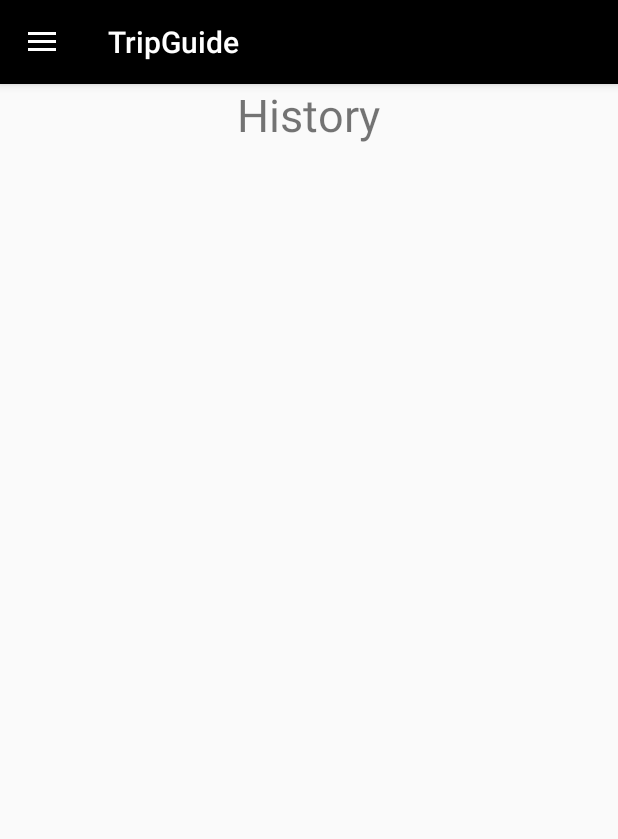
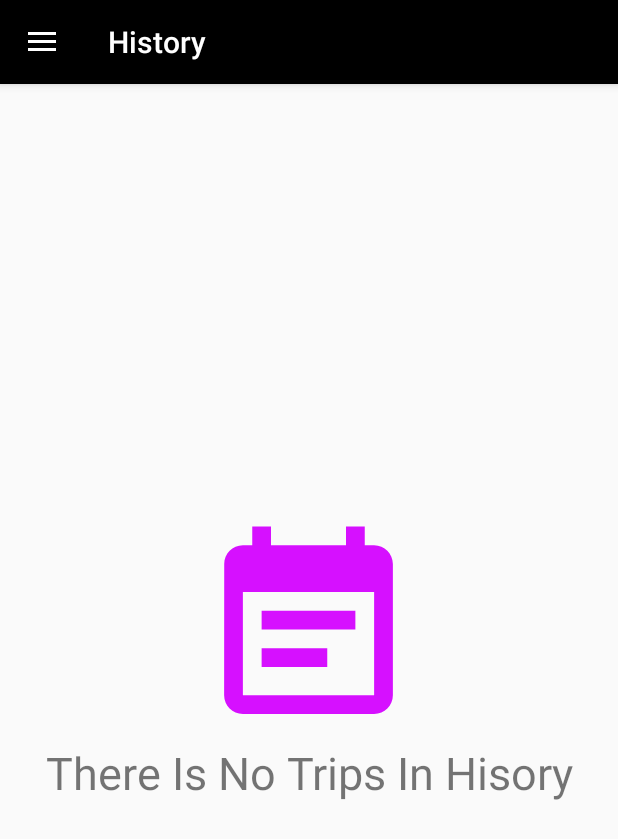
Before and after one commit to mahmoudfouadbadwy/TripGuide, an Android app: the screen it shows after launch once a user with an empty profile is signed in (Home), in the side drawer, after a tap on "History", on a phone screen of 412 x 824 dp. Shown: the top 839 px of the screen. Run offline under Robolectric (Android 15) with nearby library versions, the phone set to English and light mode, and no system bars; our stand-ins replace Firebase (no records; nobody signed in at launch, a user with empty details on screens opened directly).

Commit message:
history v1

```diff
--- a/app/src/main/java/com/iti/intake40/tripguide/home/HistoryFragment.java
+++ b/app/src/main/java/com/iti/intake40/tripguide/home/HistoryFragment.java
@@ -1,21 +1,117 @@
 package com.iti.intake40.tripguide.home;
 
+import android.content.Context;
 import android.os.Bundle;
 import android.view.LayoutInflater;
 import android.view.View;
 import android.view.ViewGroup;
+import android.widget.LinearLayout;
 
 import androidx.annotation.NonNull;
 import androidx.annotation.Nullable;
 import androidx.fragment.app.Fragment;
+import androidx.recyclerview.widget.LinearLayoutManager;
+import androidx.recyclerview.widget.RecyclerView;
 
+import com.google.firebase.auth.FirebaseAuth;
+import com.google.firebase.database.DataSnapshot;
+import com.google.firebase.database.DatabaseError;
+import com.google.firebase.database.DatabaseReference;
+import com.google.firebase.database.FirebaseDatabase;
+import com.google.firebase.database.ValueEventListener;
 import com.iti.intake40.tripguide.R;
+import com.iti.intake40.tripguide.model.Trip;
+
+import java.util.ArrayList;
 
 public class HistoryFragment extends Fragment {
+    private Context _context;
+    private RecyclerView historyRecycle;
+    private RecyclerView.LayoutManager manager;
+    private View view;
+    private ArrayList<Trip> trips;
+    private DatabaseReference mTripReference;
+    private Trip trip;
+    private ValueEventListener tripListener;
+    private LinearLayout noTrips;
 
     @Nullable
     @Override
     public View onCreateView(@NonNull LayoutInflater inflater, @Nullable ViewGroup container, @Nullable Bundle savedInstanceState) {
-        return inflater.inflate(R.layout.fragment_history,container,false);
+        view= inflater.inflate(R.layout.fragment_history,container,false);
+        setViews();
+        getReference();
+        loadTrips();
+        return view;
     }
+
+    public Context get_context() {
+        return _context;
+    }
+
+    public void set_context(Context _context) {
+        this._context = _context;
+    }
+
+    @Override
+    public void onStart() {
+        super.onStart();
+        configureVisibility();
+    }
+
+    private  void setViews()
+    {
+        trips = new ArrayList<>();
+        historyRecycle = view.findViewById(R.id.history_recycle);
+        manager = new LinearLayoutManager(get_context());
+        historyRecycle.setLayoutManager(manager);
+        historyRecycle.setAdapter(new HistoryAdapter(get_context(),trips));
+        noTrips = view.findViewById(R.id.noHistoryTrips);
+    }
+
+    private void getReference()
+    {
+        mTripReference = FirebaseDatabase.getInstance().getReference("TripGuide")
+                .child(FirebaseAuth.getInstance().getCurrentUser().getUid());
+    }
+
+    private void loadTrips()
+    {
+        tripListener = new ValueEventListener() {
+            @Override
+            public void onDataChange(@NonNull DataSnapshot dataSnapshot) {
+                if (dataSnapshot.getChildren()!=null) {
+                    trips.clear();
+                    for (DataSnapshot data : dataSnapshot.getChildren()) {
+                        trip = data.getValue(Trip.class);
+                        if(!trip.getStatus().equalsIgnoreCase("UpComing")) {
+                            trip.setKey(data.getKey());
+                            trips.add(trip);
+                        }
+                    }
+                }
+                configureVisibility();
+            }
+            @Override
+            public void onCancelled(@NonNull DatabaseError databaseError) {
+
+            }
+        };
+        mTripReference.addValueEventListener(tripListener);
+    }
+
+    private void configureVisibility()
+    {
+        if (trips.size()>0)
+        {
+            historyRecycle.setAdapter(new HistoryAdapter(getContext(),trips));
+            noTrips.setVisibility(View.INVISIBLE);
+            historyRecycle.setVisibility(View.VISIBLE);
+        }
+        else {
+            historyRecycle.setVisibility(View.INVISIBLE);
+            noTrips.setVisibility(View.VISIBLE);
+        }
+    }
+
 }
--- a/app/src/main/java/com/iti/intake40/tripguide/home/Home.java
+++ b/app/src/main/java/com/iti/intake40/tripguide/home/Home.java
@@ -45,6 +45,7 @@ public class Home extends AppCompatActivity implements NavigationView.OnNavigati
     private Intent loginIntent;
     private Intent notificationIntent;
     private UpComingFragment upComingFragment;
+    private HistoryFragment historyFragment;
     // notification
     private final String CHANNEL_ID = "personal_notification";
     private final int NOTIFICATION_ID = 001;
@@ -68,6 +69,7 @@ public class Home extends AppCompatActivity implements NavigationView.OnNavigati
             getSupportFragmentManager().beginTransaction().replace(R.id.fragment_container,
                     upComingFragment).commit();
             navigationView.setCheckedItem(R.id.nav_upComming);
+            setTitle("Upcoming Trips");
         }
         // setEmail
         if (userIntent != null) {
@@ -114,10 +116,14 @@ public class Home extends AppCompatActivity implements NavigationView.OnNavigati
                 upComingFragment.set_context(this);
                 getSupportFragmentManager().beginTransaction().replace(R.id.fragment_container,
                         upComingFragment).commit();
+                setTitle("Upcoming Trips");
                 break;
             case R.id.nav_history:
+                historyFragment = new HistoryFragment();
+                historyFragment.set_context(this);
                 getSupportFragmentManager().beginTransaction().replace(R.id.fragment_container,
-                        new HistoryFragment()).commit();
+                        historyFragment).commit();
+               setTitle("History");
                 break;
             case R.id.nav_logOut:
                 logOut();
--- a/app/src/main/java/com/iti/intake40/tripguide/home/UpComingFragment.java
+++ b/app/src/main/java/com/iti/intake40/tripguide/home/UpComingFragment.java
@@ -32,6 +32,11 @@ public class UpComingFragment extends Fragment implements View.OnClickListener {
     private View view;
     private FloatingActionButton floatingActionButton;
     private Context _context;
+    private Intent addTripIntent;
+    private DatabaseReference mTripReference;
+    private ArrayList<Trip> trips;
+    private Trip trip;
+    private ValueEventListener tripListener;
 
     public Context get_context() {
         return _context;
@@ -41,11 +46,6 @@ public class UpComingFragment extends Fragment implements View.OnClickListener {
         this._context = _context;
     }
 
-    private Intent addTripIntent;
-    private DatabaseReference mTripReference;
-    private ArrayList<Trip> trips;
-    private Trip trip;
-    private ValueEventListener tripListener;
     @Nullable
     @Override
     public View onCreateView(@NonNull LayoutInflater inflater, @Nullable ViewGroup container, @Nullable Bundle savedInstanceState) {
@@ -76,7 +76,7 @@ public class UpComingFragment extends Fragment implements View.OnClickListener {
         recyclerView = view.findViewById(R.id.Trips_RecycleView);
         manager = new  LinearLayoutManager(getContext());
         recyclerView.setLayoutManager(manager);
-        recyclerView.setAdapter(new RecycleAdapter(getContext(),trips));
+        recyclerView.setAdapter(new UpcomingAdapter(getContext(),trips));
         floatingActionButton = view.findViewById(R.id.floatingActionButton);
         floatingActionButton.setOnClickListener(this);
         noTrips = view.findViewById(R.id.No_Trips_Layout);
@@ -120,7 +120,7 @@ public class UpComingFragment extends Fragment implements View.OnClickListener {
     {
         if (trips.size()>0)
         {
-            recyclerView.setAdapter(new RecycleAdapter(getContext(),trips));
+            recyclerView.setAdapter(new UpcomingAdapter(getContext(),trips));
             noTrips.setVisibility(View.INVISIBLE);
             recyclerView.setVisibility(View.VISIBLE);
         }
--- a/app/src/main/java/com/iti/intake40/tripguide/home/RecycleAdapter.java
+++ b/app/src/main/java/com/iti/intake40/tripguide/home/UpcomingAdapter.java
@@ -29,7 +29,7 @@ import com.iti.intake40.tripguide.model.Trip;
 import java.util.ArrayList;
 import java.util.List;
 
-public class RecycleAdapter extends RecyclerView.Adapter<RecycleAdapter.ViewHolder> implements PopupMenu.OnMenuItemClickListener {
+public class UpcomingAdapter extends RecyclerView.Adapter<UpcomingAdapter.ViewHolder> implements PopupMenu.OnMenuItemClickListener {
     View view;
     Context _context;
     List<Trip> trips;
@@ -47,7 +47,7 @@ public class RecycleAdapter extends RecyclerView.Adapter<RecycleAdapter.ViewHold
     AlertDialog.Builder builder;
     Intent editIntent;
 
-    RecycleAdapter(Context _context, List<Trip> trips) {
+    UpcomingAdapter(Context _context, List<Trip> trips) {
         this._context = _context;
         this.trips = trips;
     }
@@ -55,7 +55,7 @@ public class RecycleAdapter extends RecyclerView.Adapter<RecycleAdapter.ViewHold
     @NonNull
     @Override
     public ViewHolder onCreateViewHolder(@NonNull ViewGroup parent, int viewType) {
-        return new ViewHolder(LayoutInflater.from(_context).inflate(R.layout.custom_card, parent, false));
+        return new ViewHolder(LayoutInflater.from(_context).inflate(R.layout.upcoming_card, parent, false));
     }
 
     @Override
@@ -86,7 +86,7 @@ public class RecycleAdapter extends RecyclerView.Adapter<RecycleAdapter.ViewHold
             @Override
             public void onClick(View v) {
                 _position = position;
-                model = new RealTime(trips.get(_position).getKey(), RecycleAdapter.this);
+                model = new RealTime(trips.get(_position).getKey(), UpcomingAdapter.this);
                 model.getNotes();
             }
         });
@@ -122,7 +122,7 @@ public class RecycleAdapter extends RecyclerView.Adapter<RecycleAdapter.ViewHold
             @Override
             public void onClick(View v) {
                 if (!note_content.getText().toString().trim().isEmpty()) {
-                    model.addNote(note_content.getText().toString(), trips.get(_position).getKey());
+                    model.addNote(note_content.getText().toString(),trips.get(_position).getKey());
                     noteDialog.dismiss();
                     Toast.makeText(_context, "Note Added Successfully", Toast.LENGTH_LONG).show();
 
--- a/app/src/main/res/layout/fragment_history.xml
+++ b/app/src/main/res/layout/fragment_history.xml
@@ -1,16 +1,38 @@
 <?xml version="1.0" encoding="utf-8"?>
-<LinearLayout xmlns:android="http://schemas.android.com/apk/res/android"
-    android:orientation="vertical" android:layout_width="match_parent"
-    android:layout_height="match_parent">
+<FrameLayout xmlns:android="http://schemas.android.com/apk/res/android"
+    xmlns:app="http://schemas.android.com/apk/res-auto"
+    android:id="@+id/container"
+    android:layout_width="match_parent"
+    android:layout_height="match_parent"
+    android:orientation="vertical" >
 
+    <androidx.recyclerview.widget.RecyclerView
+        android:id="@+id/history_recycle"
+        android:layout_width="match_parent"
+        android:layout_height="match_parent">
 
-    <TextView
-        android:layout_width="wrap_content"
+    </androidx.recyclerview.widget.RecyclerView>
+
+    <LinearLayout
+        android:id="@+id/noHistoryTrips"
+        android:layout_width="match_parent"
         android:layout_height="wrap_content"
-        android:text="@string/history"
-        android:textSize="30dp"
-        android:layout_gravity="center">
+        android:layout_gravity="center"
+        android:gravity="center_horizontal"
+        android:orientation="vertical">
 
-    </TextView>
+        <ImageView
+            android:id="@+id/imageView"
+            android:layout_width="wrap_content"
+            android:layout_height="wrap_content"
+            android:background="@drawable/ic_nolist" />
 
-</LinearLayout>
+        <TextView
+            android:id="@+id/textView2"
+            android:layout_width="match_parent"
+            android:layout_height="match_parent"
+            android:gravity="center"
+            android:text="@string/history_text"
+            android:textSize="30sp" />
+    </LinearLayout>
+</FrameLayout>
--- a/app/src/main/res/values/strings.xml
+++ b/app/src/main/res/values/strings.xml
@@ -46,7 +46,7 @@
     <string name="navigation_drawer_open">Open Navigation Drawer</string>
     <string name="navigation_drawer_close">Close Navigation Drawer</string>
     <string name="other">Other</string>
-    <string name="NoTrip">No Ttip Available</string>
+    <string name="NoTrip">There Is No Upcoming Trips</string>
     <string name="StartTrip">Start Trip</string>
     <string name="TripNote">Note</string>
 
@@ -58,5 +58,8 @@
     <string name="AddNote">Save Note</string>
     <string name="notecontent_hint">Enter Your Note Here</string>
     <string name="cancelNote">Cancel</string>
+    <string name="history_text">There Is No Trips In Hisory</string>
+    <string name="history_note">Show Note</string>
+    <string name="history_delete">Delete</string>
 
 </resources>
```
Also changed, not shown: app/src/main/java/com/iti/intake40/tripguide/home/HistoryAdapter.java (added, +211 -0 lines), app/src/main/java/com/iti/intake40/tripguide/model/RealTime.java (+36 -16 lines), app/src/main/res/anim/fade_in.xml (added, +8 -0 lines), app/src/main/res/anim/fade_out.xml (added, +9 -0 lines), app/src/main/res/layout/history_card.xml (added, +143 -0 lines), app/src/main/res/layout/upcoming_card.xml (renamed from app/src/main/res/layout/custom_card.xml).
